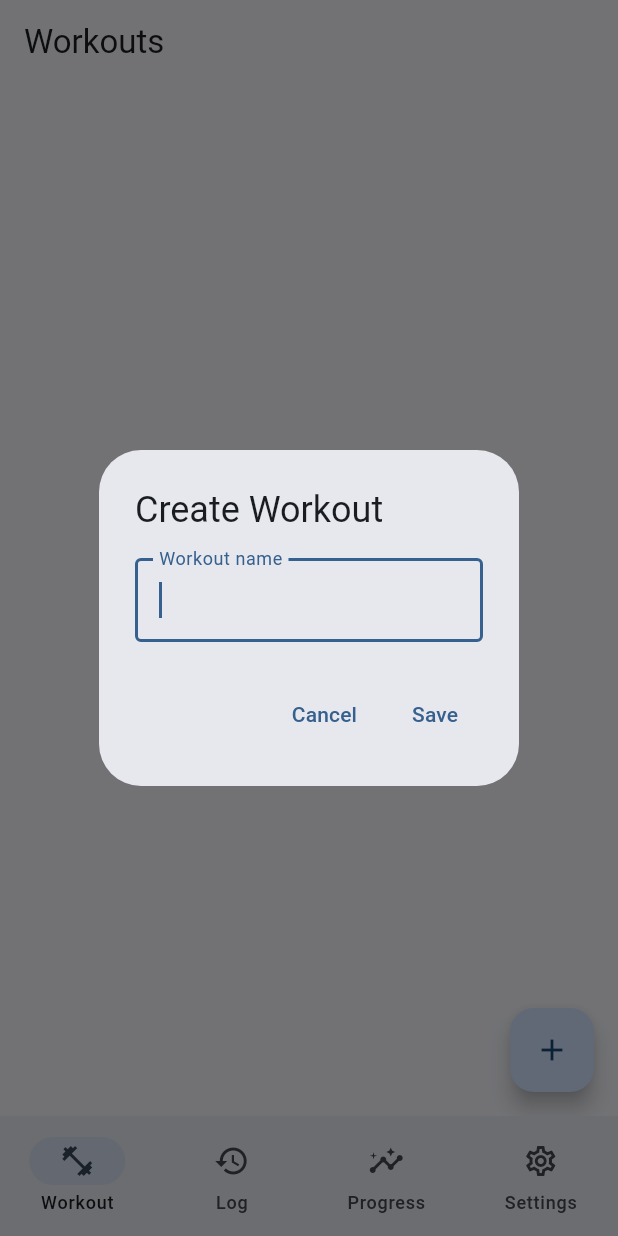
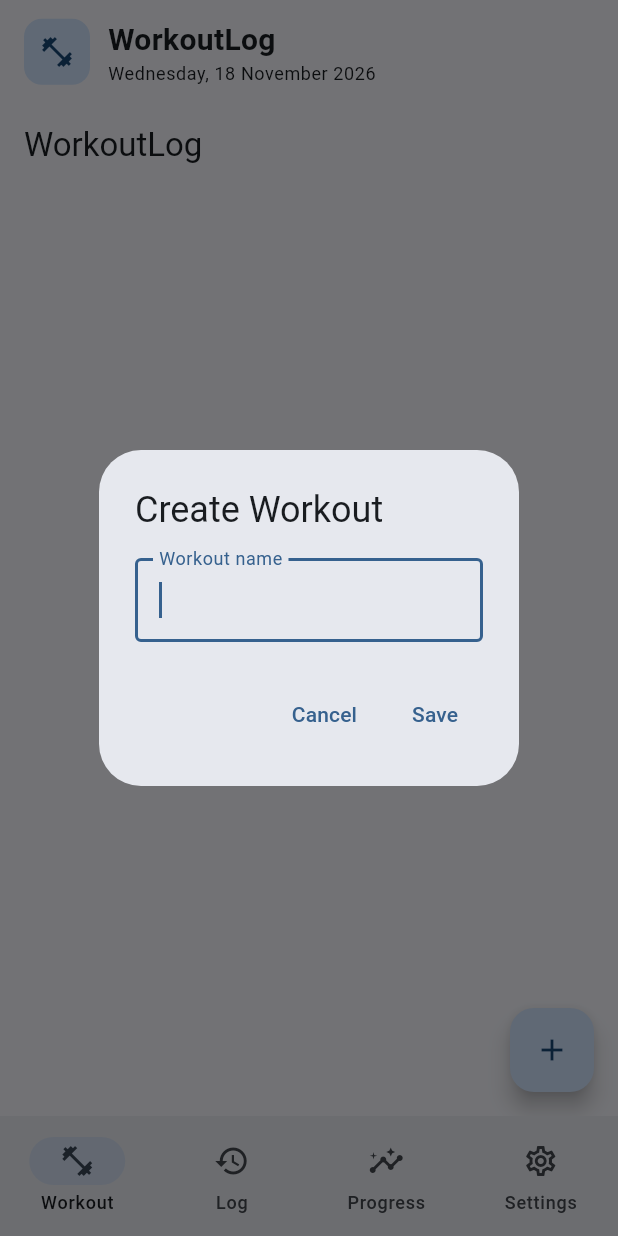
Before and after one commit to AdamOsinski/workoutlog_app, a Flutter app: the screen it shows after launch, after a tap on the "add" icon, on a phone screen of 412 x 824 dp. Run offline on Flutter 3.47's test engine with Material 3 defaults, Android fonts, the phone set to English and light mode, and no system bars; our stand-ins replace drift; accounts and stored records are empty; generated files the repository leaves out were written again.

Commit message:
Added Top Bar in home screen

```diff
--- a/lib/screens/home/home_screen.dart
+++ b/lib/screens/home/home_screen.dart
@@ -18,6 +18,38 @@ class HomeScreen extends StatefulWidget {
 
 class _HomeScreenState extends State<HomeScreen> {
   int _selectedIndex = 0;
+
+  String _formattedDate() {
+    final now = DateTime.now();
+
+    const weekdays = [
+      'Monday',
+      'Tuesday',
+      'Wednesday',
+      'Thursday',
+      'Friday',
+      'Saturday',
+      'Sunday',
+    ];
+
+    const months = [
+      'January',
+      'February',
+      'March',
+      'April',
+      'May',
+      'June',
+      'July',
+      'August',
+      'September',
+      'October',
+      'November',
+      'December',
+    ];
+
+    return '${weekdays[now.weekday - 1]}, '
+        '${now.day} ${months[now.month - 1]} ${now.year}';
+  }
 
   @override
   Widget build(BuildContext context) {
@@ -40,9 +72,61 @@ class _HomeScreenState extends State<HomeScreen> {
     ];
 
     return Scaffold(
-      body: IndexedStack(
-        index: _selectedIndex,
-        children: pages,
+      body: Column(
+        children: [
+          SafeArea(
+            bottom: false,
+            child: Padding(
+              padding: const EdgeInsets.symmetric(
+                horizontal: 16,
+                vertical: 12,
+              ),
+              child: Row(
+                children: [
+                  Container(
+                    width: 44,
+                    height: 44,
+                    decoration: BoxDecoration(
+                      color: Theme.of(context)
+                          .colorScheme.primaryContainer,
+                      borderRadius: BorderRadius.circular(12),
+                    ),
+                    child: Icon(
+                      Icons.fitness_center,
+                      color: Theme.of(context)
+                          .colorScheme.onPrimaryContainer,
+                    ),
+                  ),
+                  const SizedBox(width: 12),
+                  Column(
+                    crossAxisAlignment: CrossAxisAlignment.start,
+                    children: [
+                      const Text(
+                        'WorkoutLog',
+                        style: TextStyle(
+                          fontSize: 20,
+                          fontWeight: FontWeight.bold,
+                        ),
+                      ),
+                      Text(
+                        _formattedDate(),
+                        style: Theme.of(context)
+                            .textTheme
+                            .bodySmall,
+                      ),
+                    ],
+                  ),
+                ],
+              ),
+            ),
+          ),
+          Expanded(
+            child: IndexedStack(
+              index: _selectedIndex,
+              children: pages,
+            ),
+          ),
+        ],
       ),
       bottomNavigationBar: NavigationBar(
         selectedIndex: _selectedIndex,
@@ -89,15 +173,14 @@ class _PlaceholderScreen extends StatelessWidget {
 
   @override
   Widget build(BuildContext context) {
-    return Scaffold(
-      appBar: AppBar(
-        title: Text(title),
-      ),
-      body: Center(
-        child: Icon(
-          icon,
-          size: 64,
-        ),
+    return Center(
+      child: Column(
+        mainAxisSize: MainAxisSize.min,
+        children: [
+          Icon(icon, size: 64),
+          const SizedBox(height: 12),
+          Text(title),
+        ],
       ),
     );
   }
--- a/lib/screens/workouts/workout_list_screen.dart
+++ b/lib/screens/workouts/workout_list_screen.dart
@@ -81,7 +81,7 @@ class _WorkoutListScreenState extends State<WorkoutListScreen> {
   Widget build(BuildContext context) {
     return Scaffold(
       appBar: AppBar(
-        title: const Text('Workouts'),
+        title: const Text('WorkoutLog'),
       ),
       body: FutureBuilder(
         future: widget.repository.getAllWorkouts(),
```
